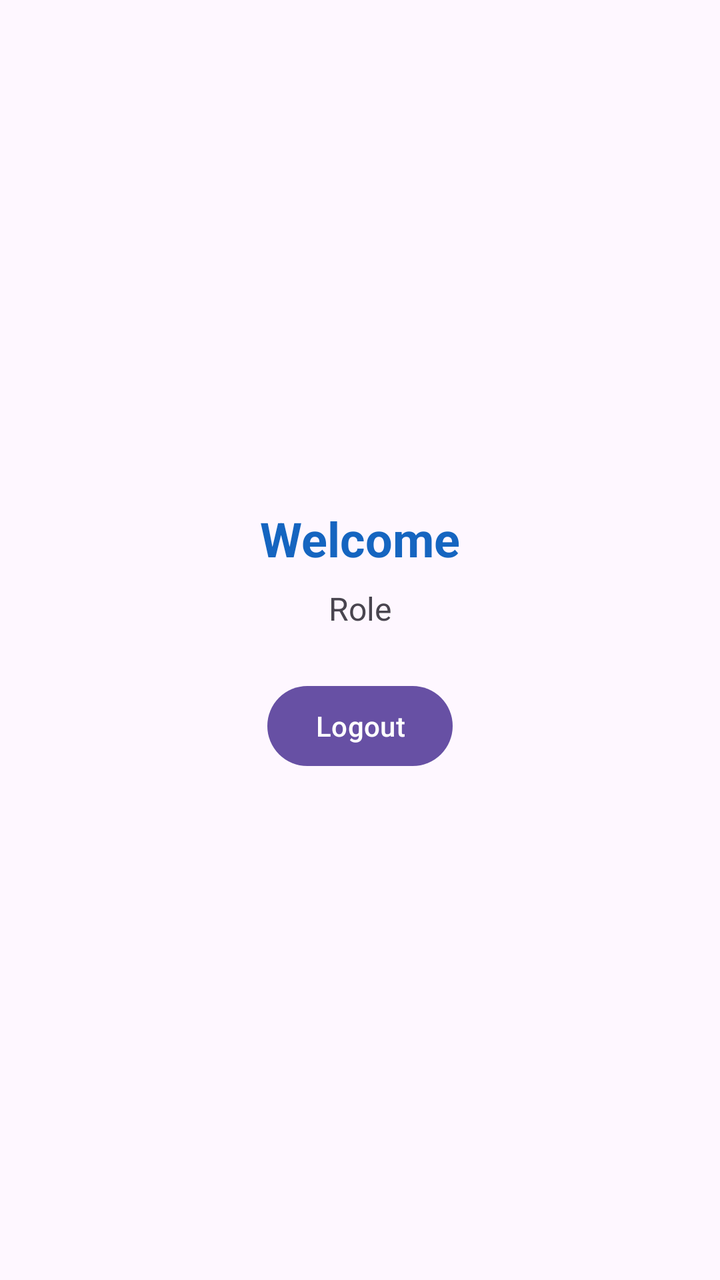
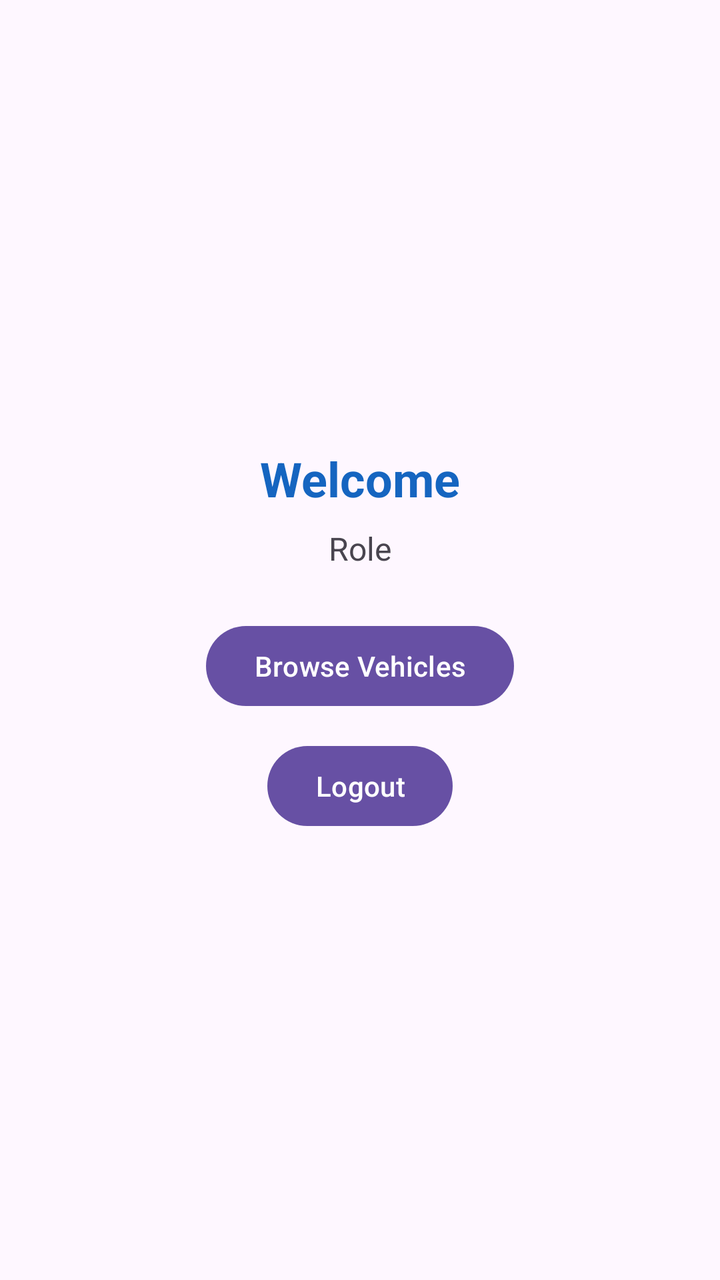

An Android layout rendered at two revisions. The XML below is the earlier revision; the diff shows what the commit changed to produce the second picture.
<!-- AndroidManifest.xml: application theme Theme.RentLanka -->
<!-- res/layout/activity_main.xml -->
<?xml version="1.0" encoding="utf-8"?>
<LinearLayout xmlns:android="http://schemas.android.com/apk/res/android"
    android:layout_width="match_parent"
    android:layout_height="match_parent"
    android:gravity="center"
    android:orientation="vertical"
    android:padding="24dp">

    <TextView
        android:id="@+id/tvWelcome"
        android:layout_width="wrap_content"
        android:layout_height="wrap_content"
        android:text="Welcome"
        android:textColor="#1565C0"
        android:textSize="24sp"
        android:textStyle="bold" />

    <TextView
        android:id="@+id/tvRole"
        android:layout_width="wrap_content"
        android:layout_height="wrap_content"
        android:layout_marginTop="8dp"
        android:text="Role"
        android:textSize="16sp" />

    <Button
        android:id="@+id/btnLogout"
        android:layout_width="wrap_content"
        android:layout_height="wrap_content"
        android:layout_marginTop="24dp"
        android:text="Logout" />

</LinearLayout>
<!-- resources referenced by this layout -->
<resources>
  <style name="Theme.RentLanka" parent="Base.Theme.RentLanka" />
  <style name="Base.Theme.RentLanka" parent="Theme.Material3.DayNight.NoActionBar">
          
          
      </style>
</resources>

<!-- the commit's change to res/layout/activity_main.xml (unified diff, before → after) -->
@@ -24,10 +24,25 @@
         android:textSize="16sp" />
 
     <Button
+        android:id="@+id/btnBrowseVehicles"
+        android:layout_width="wrap_content"
+        android:layout_height="wrap_content"
+        android:layout_marginTop="24dp"
+        android:text="Browse Vehicles" />
+
+    <Button
+        android:id="@+id/btnAddVehicle"
+        android:layout_width="wrap_content"
+        android:layout_height="wrap_content"
+        android:layout_marginTop="12dp"
+        android:text="Add Vehicle"
+        android:visibility="gone" />
+
+    <Button
         android:id="@+id/btnLogout"
         android:layout_width="wrap_content"
         android:layout_height="wrap_content"
-        android:layout_marginTop="24dp"
+        android:layout_marginTop="12dp"
         android:text="Logout" />
 
 </LinearLayout>
